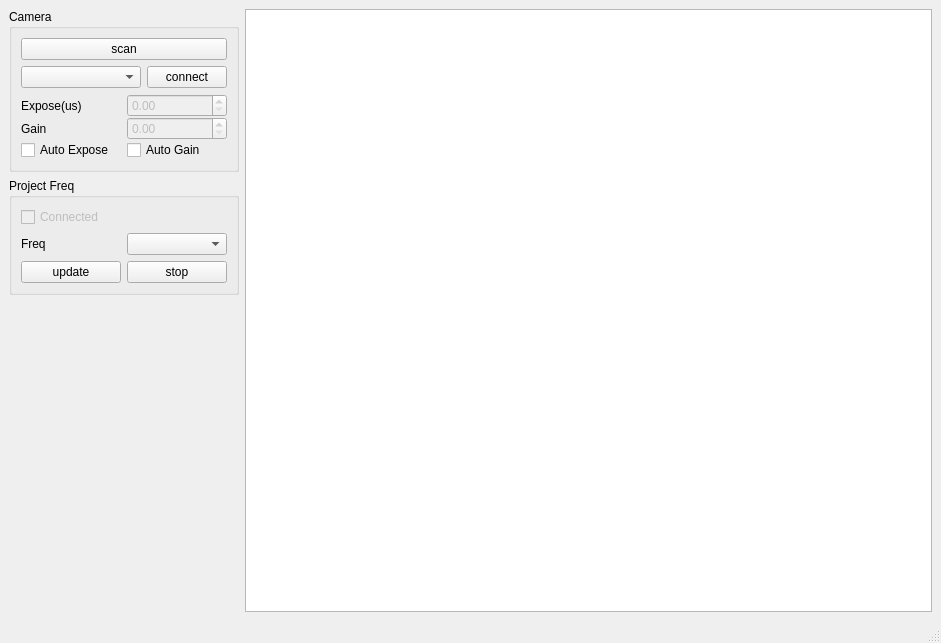
Above: sfdi-ui/ui/MainWindow.ui from xiaotang2333333/sfdi_cpp before the change. Below: the same form after it.
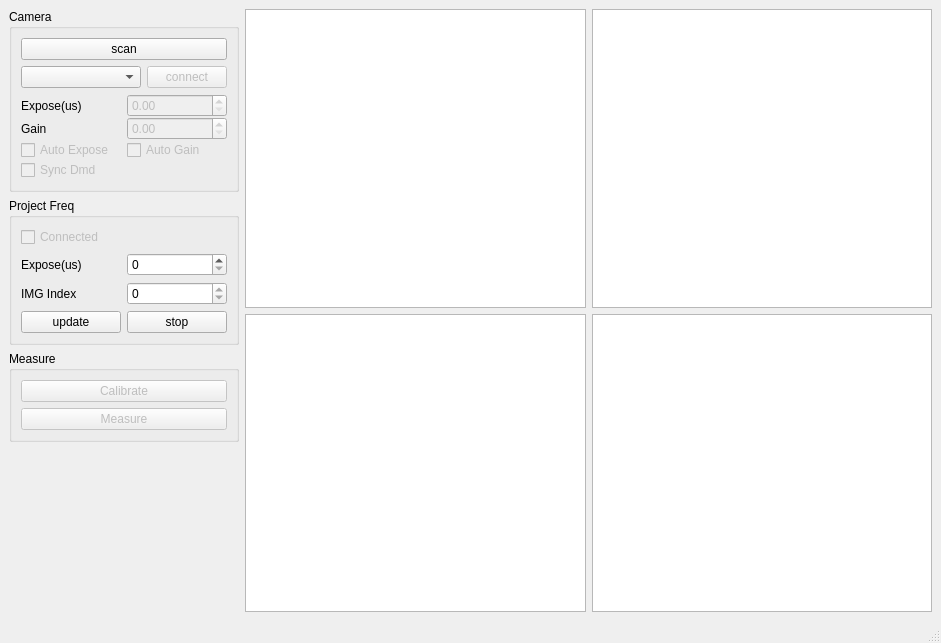
That is the form after the change.

What changed in the file:
```diff
--- a/sfdi-ui/ui/MainWindow.ui
+++ b/sfdi-ui/ui/MainWindow.ui
@@ -14,7 +14,7 @@
    <string>MainWindow</string>
   </property>
   <widget class="QWidget" name="centralWidget">
-   <layout class="QHBoxLayout" name="horizontalLayout_3" stretch="0,1">
+   <layout class="QHBoxLayout" name="horizontalLayout_3">
     <item>
      <layout class="QVBoxLayout" name="verticalLayout_3">
       <item>
@@ -84,7 +84,7 @@
            <item>
             <widget class="QPushButton" name="pushButton_ConnectCam">
              <property name="enabled">
-              <bool>true</bool>
+              <bool>false</bool>
              </property>
              <property name="sizePolicy">
               <sizepolicy hsizetype="Minimum" vsizetype="Fixed">
@@ -104,6 +104,60 @@
            <property name="verticalSpacing">
             <number>0</number>
            </property>
+           <item row="2" column="1">
+            <widget class="QCheckBox" name="checkBox_AutoGain">
+             <property name="enabled">
+              <bool>false</bool>
+             </property>
+             <property name="text">
+              <string>Auto Gain</string>
+             </property>
+            </widget>
+           </item>
+           <item row="0" column="1">
+            <widget class="QDoubleSpinBox" name="doubleSpinBox_CamExposeTime">
+             <property name="enabled">
+              <bool>false</bool>
+             </property>
+             <property name="sizePolicy">
+              <sizepolicy hsizetype="Minimum" vsizetype="Fixed">
+               <horstretch>0</horstretch>
+               <verstretch>0</verstretch>
+              </sizepolicy>
+             </property>
+             <property name="minimumSize">
+              <size>
+               <width>50</width>
+               <height>20</height>
+              </size>
+             </property>
+             <property name="maximumSize">
+              <size>
+               <width>100</width>
+               <height>16777215</height>
+              </size>
+             </property>
+            </widget>
+           </item>
+           <item row="0" column="0">
+            <widget class="QLabel" name="label_CamExposeTime">
+             <property name="sizePolicy">
+              <sizepolicy hsizetype="Preferred" vsizetype="Preferred">
+               <horstretch>0</horstretch>
+               <verstretch>0</verstretch>
+              </sizepolicy>
+             </property>
+             <property name="minimumSize">
+              <size>
+               <width>0</width>
+               <height>0</height>
+              </size>
+             </property>
+             <property name="text">
+              <string>Expose(us)</string>
+             </property>
+            </widget>
+           </item>
            <item row="1" column="0">
             <widget class="QLabel" name="label_CamGain">
              <property name="sizePolicy">
@@ -117,69 +171,21 @@
              </property>
             </widget>
            </item>
-           <item row="0" column="0">
-            <widget class="QLabel" name="label_CamExposeTime">
-             <property name="sizePolicy">
-              <sizepolicy hsizetype="Preferred" vsizetype="Preferred">
-               <horstretch>0</horstretch>
-               <verstretch>0</verstretch>
-              </sizepolicy>
-             </property>
-             <property name="minimumSize">
-              <size>
-               <width>0</width>
-               <height>0</height>
-              </size>
-             </property>
-             <property name="text">
-              <string>Expose(us)</string>
-             </property>
-            </widget>
-           </item>
-           <item row="1" column="1">
-            <widget class="QDoubleSpinBox" name="doubleSpinBox_CamGain">
-             <property name="enabled">
-              <bool>false</bool>
-             </property>
-             <property name="maximumSize">
-              <size>
-               <width>100</width>
-               <height>16777215</height>
-              </size>
-             </property>
-            </widget>
-           </item>
            <item row="2" column="0">
             <widget class="QCheckBox" name="checkBox_AutoExpose">
+             <property name="enabled">
+              <bool>false</bool>
+             </property>
              <property name="text">
               <string>Auto Expose</string>
              </property>
             </widget>
            </item>
-           <item row="2" column="1">
-            <widget class="QCheckBox" name="checkBox_AutoGain">
-             <property name="text">
-              <string>Auto Gain</string>
-             </property>
-            </widget>
-           </item>
-           <item row="0" column="1">
-            <widget class="QDoubleSpinBox" name="doubleSpinBox_CamExposeTime">
+           <item row="1" column="1">
+            <widget class="QDoubleSpinBox" name="doubleSpinBox_CamGain">
              <property name="enabled">
               <bool>false</bool>
              </property>
-             <property name="sizePolicy">
-              <sizepolicy hsizetype="Minimum" vsizetype="Fixed">
-               <horstretch>0</horstretch>
-               <verstretch>0</verstretch>
-              </sizepolicy>
-             </property>
-             <property name="minimumSize">
-              <size>
-               <width>50</width>
-               <height>20</height>
-              </size>
-             </property>
              <property name="maximumSize">
               <size>
                <width>100</width>
@@ -188,6 +194,19 @@
              </property>
             </widget>
            </item>
+           <item row="3" column="0">
+            <widget class="QCheckBox" name="checkBox_CamSyncDmd">
+             <property name="enabled">
+              <bool>false</bool>
+             </property>
+             <property name="text">
+              <string>Sync Dmd</string>
+             </property>
+             <property name="tristate">
+              <bool>false</bool>
+             </property>
+            </widget>
+           </item>
           </layout>
          </item>
         </layout>
@@ -219,26 +238,8 @@
           </widget>
          </item>
          <item>
-          <layout class="QHBoxLayout" name="horizontalLayout">
-           <item>
-            <widget class="QLabel" name="label_Freq">
-             <property name="text">
-              <string>Freq</string>
-             </property>
-            </widget>
-           </item>
-           <item>
-            <widget class="QComboBox" name="comboBox_Freq">
-             <property name="enabled">
-              <bool>true</bool>
-             </property>
-            </widget>
-           </item>
-          </layout>
-         </item>
-         <item>
-          <layout class="QHBoxLayout" name="horizontalLayout_4">
-           <item>
+          <layout class="QGridLayout" name="gridLayout_3">
+           <item row="5" column="0">
             <widget class="QPushButton" name="pushButton_UpdateFreq">
              <property name="minimumSize">
               <size>
@@ -251,7 +252,35 @@
              </property>
             </widget>
            </item>
-           <item>
+           <item row="3" column="0">
+            <widget class="QLabel" name="label_Freq">
+             <property name="text">
+              <string>IMG Index</string>
+             </property>
+            </widget>
+           </item>
+           <item row="0" column="0">
+            <widget class="QLabel" name="label_DmdExpose">
+             <property name="text">
+              <string>Expose(us)</string>
+             </property>
+            </widget>
+           </item>
+           <item row="0" column="1">
+            <widget class="QSpinBox" name="spinBox_DmdExposeTime">
+             <property name="maximum">
+              <number>9999999</number>
+             </property>
+            </widget>
+           </item>
+           <item row="3" column="1">
+            <widget class="QSpinBox" name="spinBox_DmdIndex">
+             <property name="maximum">
+              <number>0</number>
+             </property>
+            </widget>
+           </item>
+           <item row="5" column="1">
             <widget class="QPushButton" name="pushButton_StopProject">
              <property name="minimumSize">
               <size>
@@ -269,6 +298,35 @@
         </layout>
        </widget>
       </item>
+      <item>
+       <widget class="QGroupBox" name="groupBox_measure">
+        <property name="title">
+         <string>Measure</string>
+        </property>
+        <layout class="QVBoxLayout" name="verticalLayout_4">
+         <item>
+          <widget class="QPushButton" name="pushButton_Calibrate">
+           <property name="enabled">
+            <bool>false</bool>
+           </property>
+           <property name="text">
+            <string>Calibrate</string>
+           </property>
+          </widget>
+         </item>
+         <item>
+          <widget class="QPushButton" name="pushButton_Measure">
+           <property name="enabled">
+            <bool>false</bool>
+           </property>
+           <property name="text">
+            <string>Measure</string>
+           </property>
+          </widget>
+         </item>
+        </layout>
+       </widget>
+      </item>
       <item>
        <spacer name="verticalSpacer">
         <property name="orientation">
@@ -285,23 +343,20 @@
      </layout>
     </item>
     <item>
-     <widget class="QGraphicsView" name="graphicsView_CamView">
-      <property name="sizePolicy">
-       <sizepolicy hsizetype="Preferred" vsizetype="Preferred">
-        <horstretch>0</horstretch>
-        <verstretch>0</verstretch>
-       </sizepolicy>
-      </property>
-      <property name="minimumSize">
-       <size>
-        <width>500</width>
-        <height>500</height>
-       </size>
-      </property>
-      <property name="frameShape">
-       <enum>QFrame::Shape::StyledPanel</enum>
-      </property>
-     </widget>
+     <layout class="QGridLayout" name="gridLayout_2">
+      <item row="0" column="0">
+       <widget class="QGraphicsView" name="graphicsView_CamView"/>
+      </item>
+      <item row="0" column="1">
+       <widget class="QGraphicsView" name="graphicsView_"/>
+      </item>
+      <item row="1" column="0">
+       <widget class="QGraphicsView" name="graphicsView_mua"/>
+      </item>
+      <item row="1" column="1">
+       <widget class="QGraphicsView" name="graphicsView_musp"/>
+      </item>
+     </layout>
     </item>
    </layout>
   </widget>
```
Left out of the diff: 19 changed lines with no effect on the pictures.
